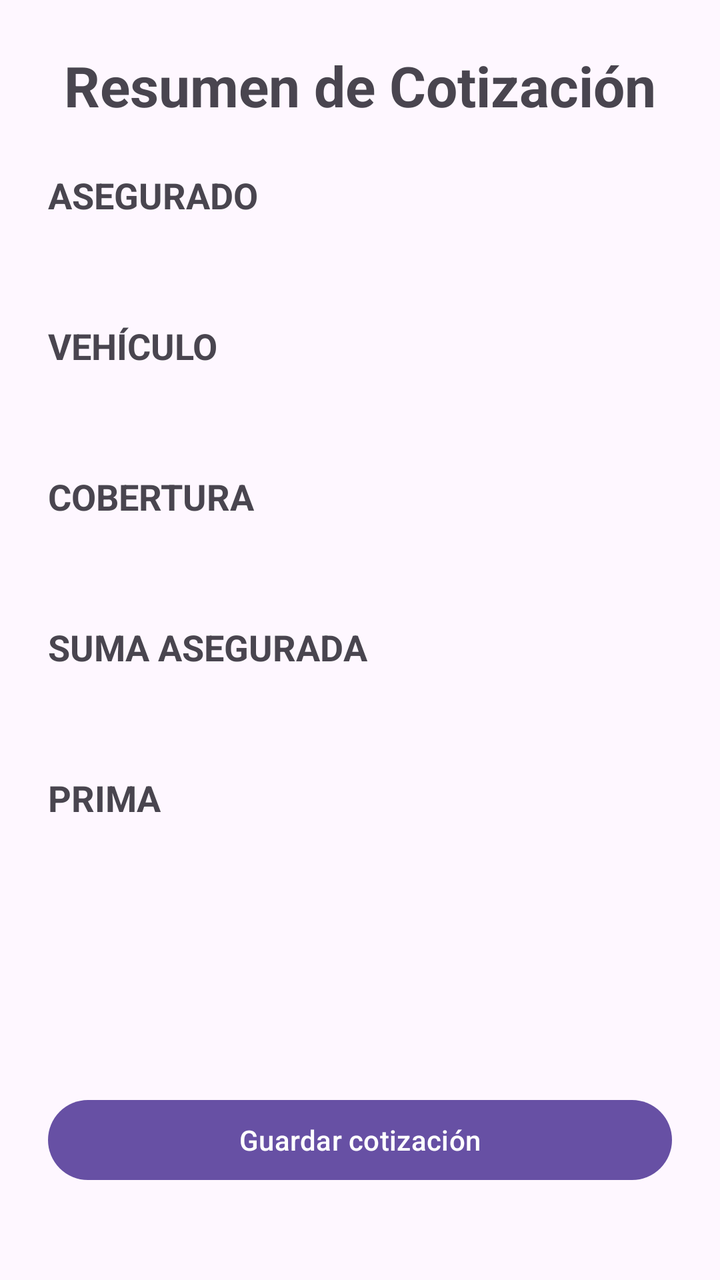
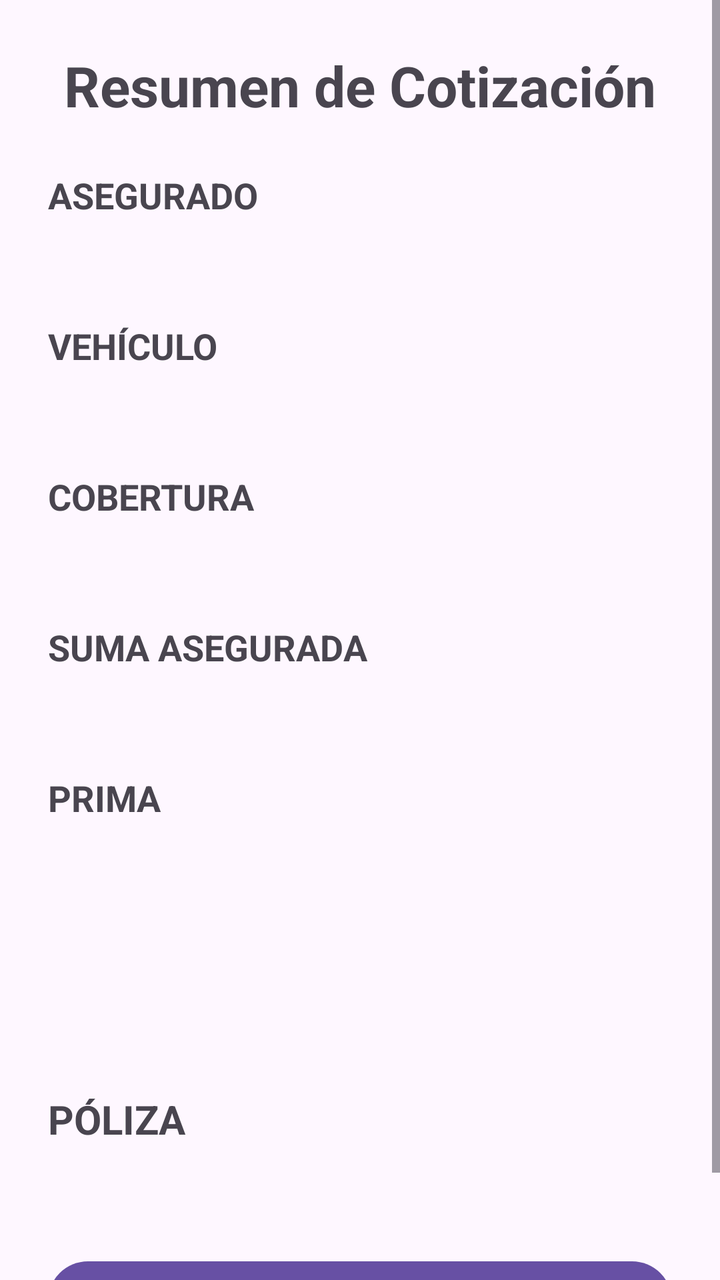

Compare the two renders of this Android layout. The source of the first and the diff that turns it into the second are given below.
<!-- AndroidManifest.xml: application theme Theme.CotizadorSeguros -->
<!-- res/layout/activity_resumen.xml -->
<?xml version="1.0" encoding="utf-8"?>
<androidx.constraintlayout.widget.ConstraintLayout
    xmlns:android="http://schemas.android.com/apk/res/android"
    xmlns:app="http://schemas.android.com/apk/res-auto"
    xmlns:tools="http://schemas.android.com/tools"
    android:id="@+id/main"
    android:layout_width="match_parent"
    android:layout_height="match_parent"
    tools:context=".ResumenActivity">

    <ScrollView
        android:layout_width="0dp"
        android:layout_height="0dp"
        android:fillViewport="true"
        app:layout_constraintTop_toTopOf="parent"
        app:layout_constraintBottom_toBottomOf="parent"
        app:layout_constraintStart_toStartOf="parent"
        app:layout_constraintEnd_toEndOf="parent">

        <LinearLayout
            android:layout_width="match_parent"
            android:layout_height="wrap_content"
            android:orientation="vertical"
            android:padding="24dp">

            <TextView
                android:layout_width="match_parent"
                android:layout_height="wrap_content"
                android:text="Resumen de Cotización"
                android:textSize="28sp"
                android:textStyle="bold"
                android:gravity="center"
                android:layout_marginBottom="24dp" />

            <TextView
                android:layout_width="match_parent"
                android:layout_height="wrap_content"
                android:text="ASEGURADO"
                android:textStyle="bold"
                android:textSize="18sp" />

            <TextView
                android:id="@+id/txtResumenAsegurado"
                android:layout_width="match_parent"
                android:layout_height="wrap_content"
                android:layout_marginTop="8dp" />

            <TextView
                android:layout_width="match_parent"
                android:layout_height="wrap_content"
                android:text="VEHÍCULO"
                android:textStyle="bold"
                android:textSize="18sp"
                android:layout_marginTop="24dp" />

            <TextView
                android:id="@+id/txtResumenVehiculo"
                android:layout_width="match_parent"
                android:layout_height="wrap_content"
                android:layout_marginTop="8dp" />

            <TextView
                android:layout_width="match_parent"
                android:layout_height="wrap_content"
                android:text="COBERTURA"
                android:textStyle="bold"
                android:textSize="18sp"
                android:layout_marginTop="24dp" />

            <TextView
                android:id="@+id/txtResumenCobertura"
                android:layout_width="match_parent"
                android:layout_height="wrap_content"
                android:layout_marginTop="8dp" />


            <TextView
                android:layout_width="match_parent"
                android:layout_height="wrap_content"
                android:text="SUMA ASEGURADA"
                android:textStyle="bold"
                android:textSize="18sp"
                android:layout_marginTop="24dp" />

            <TextView
                android:id="@+id/txtResumenSumaAsegurada"
                android:layout_width="match_parent"
                android:layout_height="wrap_content"
                android:layout_marginTop="8dp" />

            <TextView
                android:layout_width="match_parent"
                android:layout_height="wrap_content"
                android:text="PRIMA"
                android:textStyle="bold"
                android:textSize="18sp"
                android:layout_marginTop="24dp" />

            <TextView
                android:id="@+id/txtResumenPrima"
                android:layout_width="match_parent"
                android:layout_height="wrap_content"
                android:textSize="20sp"
                android:textStyle="bold"
                android:layout_marginTop="8dp" />

            <TextView
                android:id="@+id/txtResumenPrimaBase"
                android:layout_width="match_parent"
                android:layout_height="wrap_content" />

            <TextView
                android:id="@+id/txtResumenDescuento"
                android:layout_width="match_parent"
                android:layout_height="wrap_content" />

            <TextView
                android:id="@+id/txtResumenRecargo"
                android:layout_width="match_parent"
                android:layout_height="wrap_content" />

            <TextView
                android:id="@+id/txtResumenComision"
                android:layout_width="match_parent"
                android:layout_height="wrap_content" />

            <Button
                android:id="@+id/btnGuardarCotizacion"
                android:layout_width="match_parent"
                android:layout_height="wrap_content"
                android:text="Guardar cotización"
                android:layout_marginTop="24dp"
                android:onClick="guardarCotizacion" />
        </LinearLayout>

    </ScrollView>

</androidx.constraintlayout.widget.ConstraintLayout>
<!-- resources referenced by this layout -->
<resources>
  <style name="Theme.CotizadorSeguros" parent="Base.Theme.CotizadorSeguros" />
  <style name="Base.Theme.CotizadorSeguros" parent="Theme.Material3.DayNight.NoActionBar">
          
          
      </style>
</resources>

<!-- the commit's change to res/layout/activity_resumen.xml (unified diff, before → after) -->
@@ -124,6 +124,21 @@
                 android:layout_width="match_parent"
                 android:layout_height="wrap_content" />
 
+            <TextView
+                android:layout_width="match_parent"
+                android:layout_height="wrap_content"
+                android:layout_marginTop="@dimen/padding_pantalla"
+                android:text="@string/resumen_seccion_poliza"
+                android:textStyle="bold"
+                android:textSize="@dimen/subtitulo_size" />
+
+            <TextView
+                android:id="@+id/txtResumenPoliza"
+                android:layout_width="match_parent"
+                android:layout_height="wrap_content"
+                android:layout_marginTop="@dimen/margin_chico"
+                android:textSize="@dimen/texto_normal_size" />s
+
             <Button
                 android:id="@+id/btnGuardarCotizacion"
                 android:layout_width="match_parent"
@@ -131,6 +146,7 @@
                 android:text="Guardar cotización"
                 android:layout_marginTop="24dp"
                 android:onClick="guardarCotizacion" />
+
         </LinearLayout>
 
     </ScrollView>
<!-- resource entries referenced after the edit -->
@@ -1,5 +1,10 @@
 <!-- resources referenced by this layout -->
 <resources>
+  <dimen name="margin_chico">8dp</dimen>
+  <dimen name="padding_pantalla">24dp</dimen>
+  <dimen name="subtitulo_size">20sp</dimen>
+  <dimen name="texto_normal_size">16sp</dimen>
+  <string name="resumen_seccion_poliza">PÓLIZA</string>
   <style name="Theme.CotizadorSeguros" parent="Base.Theme.CotizadorSeguros" />
   <style name="Base.Theme.CotizadorSeguros" parent="Theme.Material3.DayNight.NoActionBar">
           
